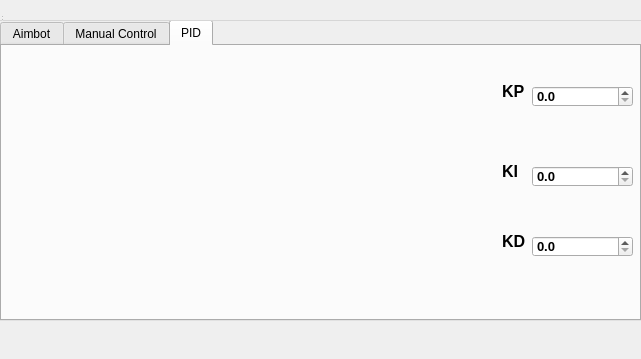
Before: the Qt Designer form RQT_GUI/resource/AIMBOT_PLUGIN.ui in ProjetS4-Aimteam/Code-Aim-bot, drawn with Qt 5.
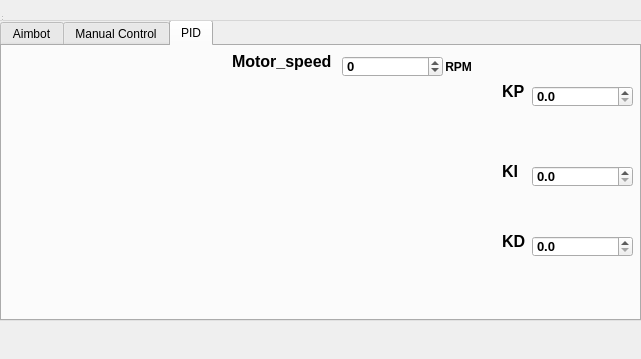
After: the same form once the commit is applied. The open tabs and pages were chosen to show the change.

Commit message: Merge of GUI with OpenCR comm

What changed in the file:
```diff
--- a/RQT_GUI/resource/AIMBOT_PLUGIN.ui
+++ b/RQT_GUI/resource/AIMBOT_PLUGIN.ui
@@ -570,6 +570,76 @@
        </rect>
       </property>
      </widget>
+     <widget class="QDoubleSpinBox" name="motor_speed_pid">
+      <property name="geometry">
+       <rect>
+        <x>340</x>
+        <y>10</y>
+        <width>101</width>
+        <height>21</height>
+       </rect>
+      </property>
+      <property name="font">
+       <font>
+        <pointsize>10</pointsize>
+        <weight>75</weight>
+        <italic>false</italic>
+        <bold>true</bold>
+        <underline>false</underline>
+       </font>
+      </property>
+      <property name="decimals">
+       <number>0</number>
+      </property>
+      <property name="minimum">
+       <double>-3.000000000000000</double>
+      </property>
+      <property name="maximum">
+       <double>1080.000000000000000</double>
+      </property>
+      <property name="value">
+       <double>0.000000000000000</double>
+      </property>
+     </widget>
+     <widget class="QLabel" name="label_12">
+      <property name="geometry">
+       <rect>
+        <x>230</x>
+        <y>0</y>
+        <width>151</width>
+        <height>31</height>
+       </rect>
+      </property>
+      <property name="font">
+       <font>
+        <pointsize>12</pointsize>
+        <weight>75</weight>
+        <bold>true</bold>
+       </font>
+      </property>
+      <property name="text">
+       <string>Motor_speed</string>
+      </property>
+     </widget>
+     <widget class="QLabel" name="label_13">
+      <property name="geometry">
+       <rect>
+        <x>440</x>
+        <y>10</y>
+        <width>47</width>
+        <height>21</height>
+       </rect>
+      </property>
+      <property name="font">
+       <font>
+        <weight>75</weight>
+        <bold>true</bold>
+       </font>
+      </property>
+      <property name="text">
+       <string> RPM</string>
+      </property>
+     </widget>
     </widget>
    </widget>
   </widget>
```
Left out of the diff: 4 changed lines with no effect on the pictures. The commit also changes 5 other files.
